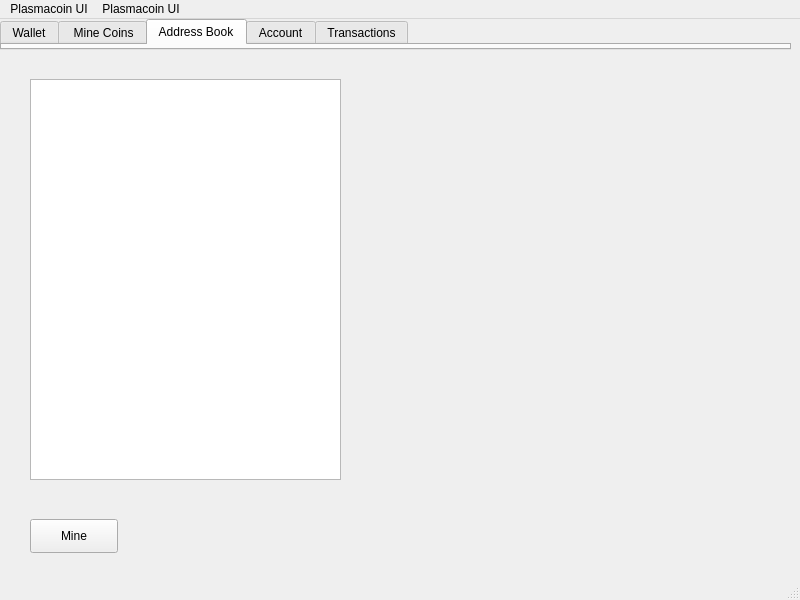
The window that src/qt/plasmacoin-ui/mainwindow.ui (plasmacoin-crypto/Plasmacoin-Blockchain) describes before a commit, drawn with Qt 5.
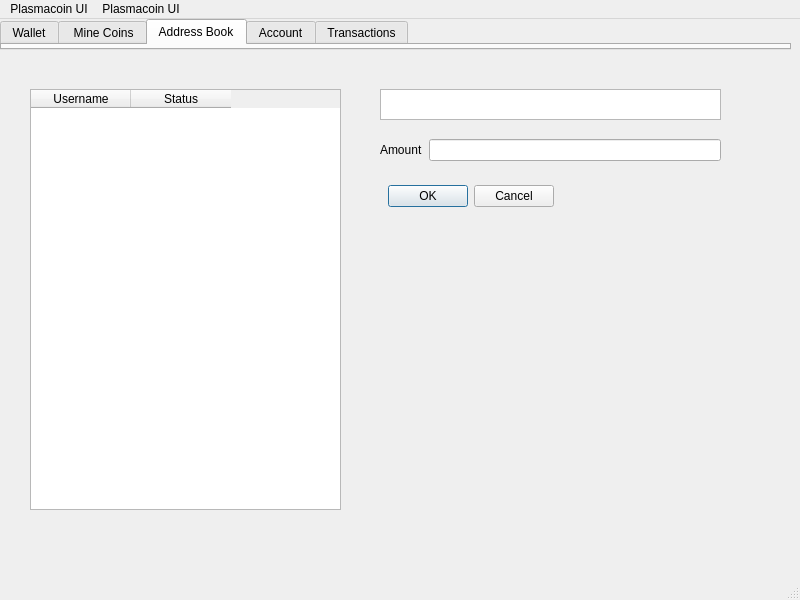
The same window after the commit. The open tabs and pages were chosen to show the change. Icons and pictures are not drawn.

Commit message: Add a new page to the QStackedWidget

Diff of the .ui file:
```diff
--- a/src/qt/plasmacoin-ui/mainwindow.ui
+++ b/src/qt/plasmacoin-ui/mainwindow.ui
@@ -80,7 +80,7 @@
      <enum>Qt::LeftToRight</enum>
     </property>
     <property name="currentIndex">
-     <number>1</number>
+     <number>2</number>
     </property>
     <widget class="QWidget" name="wallet">
      <widget class="QLCDNumber" name="usdollars">
@@ -156,6 +156,83 @@
       </property>
      </widget>
     </widget>
+    <widget class="QWidget" name="addressBook">
+     <widget class="QDialogButtonBox" name="buttonBox">
+      <property name="geometry">
+       <rect>
+        <x>380</x>
+        <y>130</y>
+        <width>174</width>
+        <height>34</height>
+       </rect>
+      </property>
+      <property name="standardButtons">
+       <set>QDialogButtonBox::Cancel|QDialogButtonBox::Ok</set>
+      </property>
+     </widget>
+     <widget class="QWidget" name="formLayoutWidget">
+      <property name="geometry">
+       <rect>
+        <x>380</x>
+        <y>90</y>
+        <width>341</width>
+        <height>41</height>
+       </rect>
+      </property>
+      <layout class="QFormLayout" name="formLayout">
+       <item row="0" column="0">
+        <widget class="QLabel" name="amountLabel">
+         <property name="text">
+          <string>Amount</string>
+         </property>
+        </widget>
+       </item>
+       <item row="0" column="1">
+        <widget class="QLineEdit" name="amountLineEdit">
+         <property name="text">
+          <string/>
+         </property>
+        </widget>
+       </item>
+      </layout>
+     </widget>
+     <widget class="QTextBrowser" name="textBrowser">
+      <property name="geometry">
+       <rect>
+        <x>380</x>
+        <y>40</y>
+        <width>341</width>
+        <height>31</height>
+       </rect>
+      </property>
+     </widget>
+     <widget class="QTableWidget" name="tableWidget">
+      <property name="geometry">
+       <rect>
+        <x>30</x>
+        <y>40</y>
+        <width>311</width>
+        <height>421</height>
+       </rect>
+      </property>
+      <property name="horizontalScrollBarPolicy">
+       <enum>Qt::ScrollBarAsNeeded</enum>
+      </property>
+      <property name="columnCount">
+       <number>2</number>
+      </property>
+      <column>
+       <property name="text">
+        <string>Username</string>
+       </property>
+      </column>
+      <column>
+       <property name="text">
+        <string>Status</string>
+       </property>
+      </column>
+     </widget>
+    </widget>
    </widget>
   </widget>
   <widget class="QStatusBar" name="statusbar"/>
```
Left out of the diff: 4 changed lines with no effect on the pictures. The commit also changes 1 other file.
